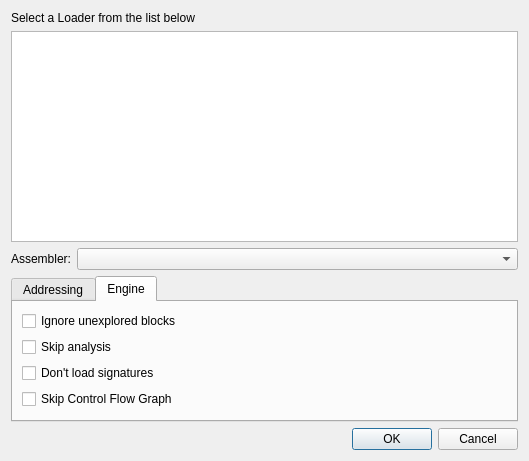
The window that dialogs/loaderdialog/loaderdialog.ui (REDasmOrg/REDasm) describes before a commit, drawn with Qt 5.
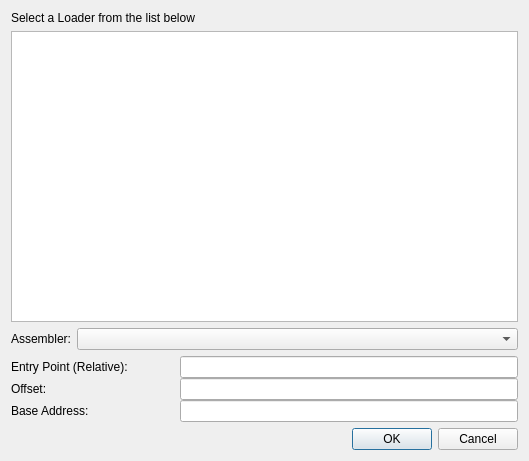
The same window after the commit. The open tabs and pages were chosen to show the change.

```diff
--- a/dialogs/loaderdialog/loaderdialog.ui
+++ b/dialogs/loaderdialog/loaderdialog.ui
@@ -16,7 +16,7 @@
   <property name="modal">
    <bool>true</bool>
   </property>
-  <layout class="QVBoxLayout" name="verticalLayout_3" stretch="0,1,0,0,0">
+  <layout class="QVBoxLayout" name="verticalLayout_2">
    <item>
     <widget class="QLabel" name="label_6">
      <property name="text">
@@ -52,20 +52,7 @@
     </layout>
    </item>
    <item>
-    <widget class="QTabWidget" name="tabWidget">
-     <property name="currentIndex">
-      <number>0</number>
-     </property>
-     <property name="tabBarAutoHide">
-      <bool>false</bool>
-     </property>
-     <widget class="QWidget" name="tabAddressing">
-      <property name="enabled">
-       <bool>true</bool>
-      </property>
-      <attribute name="title">
-       <string>Addressing</string>
-      </attribute>
+    <widget class="QWidget" name="widgetAddressing" native="true">
       <layout class="QVBoxLayout" name="verticalLayout">
        <property name="spacing">
         <number>0</number>
@@ -117,42 +104,6 @@
         </layout>
        </item>
       </layout>
-     </widget>
-     <widget class="QWidget" name="tabEngine">
-      <attribute name="title">
-       <string>Engine</string>
-      </attribute>
-      <layout class="QVBoxLayout" name="verticalLayout_2">
-       <item>
-        <widget class="QCheckBox" name="chkNoUnexplored">
-         <property name="text">
-          <string>Ignore unexplored blocks</string>
-         </property>
-        </widget>
-       </item>
-       <item>
-        <widget class="QCheckBox" name="chkNoAnalysis">
-         <property name="text">
-          <string>Skip analysis</string>
-         </property>
-        </widget>
-       </item>
-       <item>
-        <widget class="QCheckBox" name="chkNoSignatures">
-         <property name="text">
-          <string>Don't load signatures</string>
-         </property>
-        </widget>
-       </item>
-       <item>
-        <widget class="QCheckBox" name="chkNoCFG">
-         <property name="text">
-          <string>Skip Control Flow Graph</string>
-         </property>
-        </widget>
-       </item>
-      </layout>
-     </widget>
     </widget>
    </item>
    <item>
```
Left out of the diff: 30 changed lines with no effect on the pictures. Lines whose indentation alone changed are shown as unchanged.
